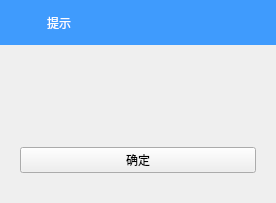
Before: the Qt Designer form KeyRecorder/FormInform.ui in RYAN--LEE/key-recorder, drawn with Qt 5.
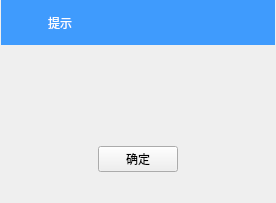
After: the same form once the commit is applied. Icons and pictures are not drawn.

```diff
--- a/KeyRecorder/FormInform.ui
+++ b/KeyRecorder/FormInform.ui
@@ -13,21 +13,33 @@
   <property name="windowTitle">
    <string>FormInform</string>
   </property>
+  <property name="styleSheet">
+   <string notr="true">
+QWidget#FormInform{
+	background-color: rgb(63, 155, 253);
+}
+;
+
+
+font: 10pt &quot;微软雅黑&quot;;
+color: rgb(59, 59, 59);
+</string>
+  </property>
   <layout class="QVBoxLayout" name="verticalLayout_3">
    <property name="spacing">
     <number>0</number>
    </property>
    <property name="leftMargin">
-    <number>0</number>
+    <number>1</number>
    </property>
    <property name="topMargin">
     <number>0</number>
    </property>
    <property name="rightMargin">
-    <number>0</number>
+    <number>1</number>
    </property>
    <property name="bottomMargin">
-    <number>0</number>
+    <number>1</number>
    </property>
    <item>
     <widget class="QWidget" name="widgetTitle" native="true">
@@ -140,6 +152,12 @@
          <layout class="QHBoxLayout" name="horizontalLayout">
           <item>
            <widget class="QPushButton" name="pushButtonOK">
+            <property name="maximumSize">
+             <size>
+              <width>80</width>
+              <height>16777215</height>
+             </size>
+            </property>
             <property name="styleSheet">
              <string notr="true">QPushButton {
       border-radius: 3px;
```
